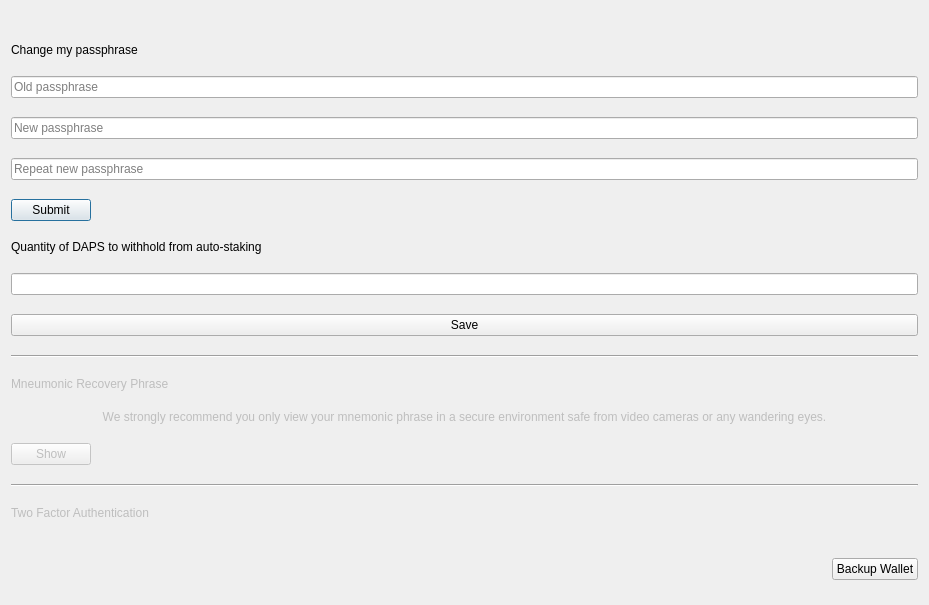
pedrorv0106/DAPS, file src/qt/forms/optionspage.ui: the form before one commit.
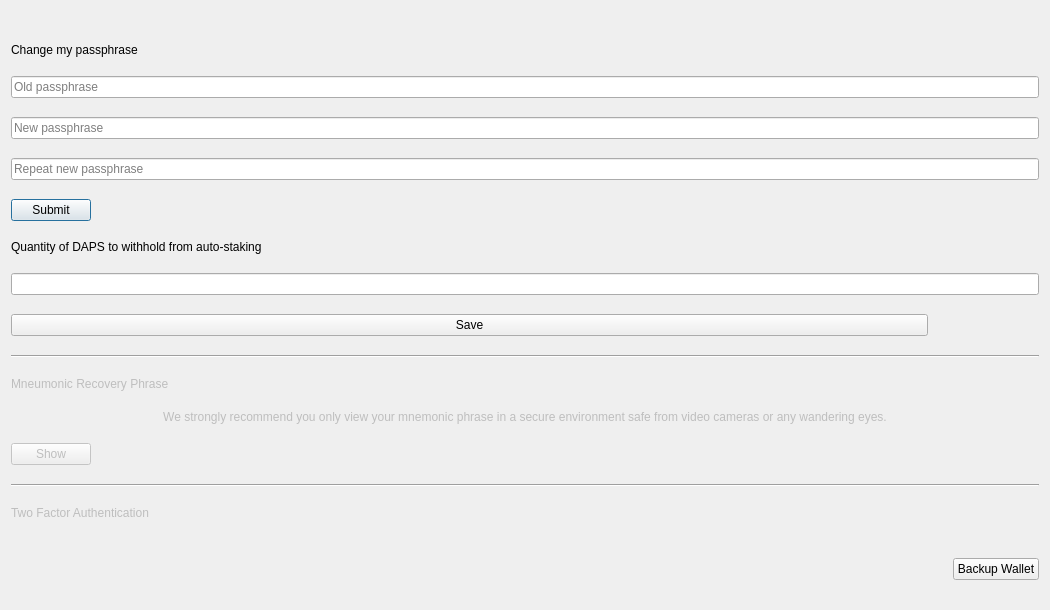
The form after the commit. Icons and pictures are not drawn. Custom widgets are drawn as their Qt base class.

Diff of the .ui file:
```diff
--- a/src/qt/forms/optionspage.ui
+++ b/src/qt/forms/optionspage.ui
@@ -6,20 +6,23 @@
    <rect>
     <x>0</x>
     <y>0</y>
-    <width>929</width>
-    <height>605</height>
+    <width>1050</width>
+    <height>610</height>
    </rect>
   </property>
   <property name="sizePolicy">
-   <sizepolicy hsizetype="Expanding" vsizetype="Expanding">
-    <horstretch>1</horstretch>
-    <verstretch>1</verstretch>
+   <sizepolicy hsizetype="Preferred" vsizetype="Preferred">
+    <horstretch>0</horstretch>
+    <verstretch>0</verstretch>
    </sizepolicy>
   </property>
   <property name="styleSheet">
    <string notr="true">QDialog{border-image: url(':/images/background') 0 0 0 0 stretch stretch;}</string>
   </property>
-  <layout class="QVBoxLayout" name="verticalLayout" stretch="1,1,1,1,0,0,0,0,0,0,0,0,0,0,0,0,0">
+  <property name="sizeGripEnabled">
+   <bool>false</bool>
+  </property>
+  <layout class="QVBoxLayout" name="verticalLayout" stretch="0,0,0,0,0,0,0,0,0,0,0,0,0,0,0,0,0">
    <item>
     <widget class="ToggleButton" name="toggleTheme" native="true">
      <property name="sizePolicy">
```
Left out of the diff: 3 changed lines with no effect on the pictures.
